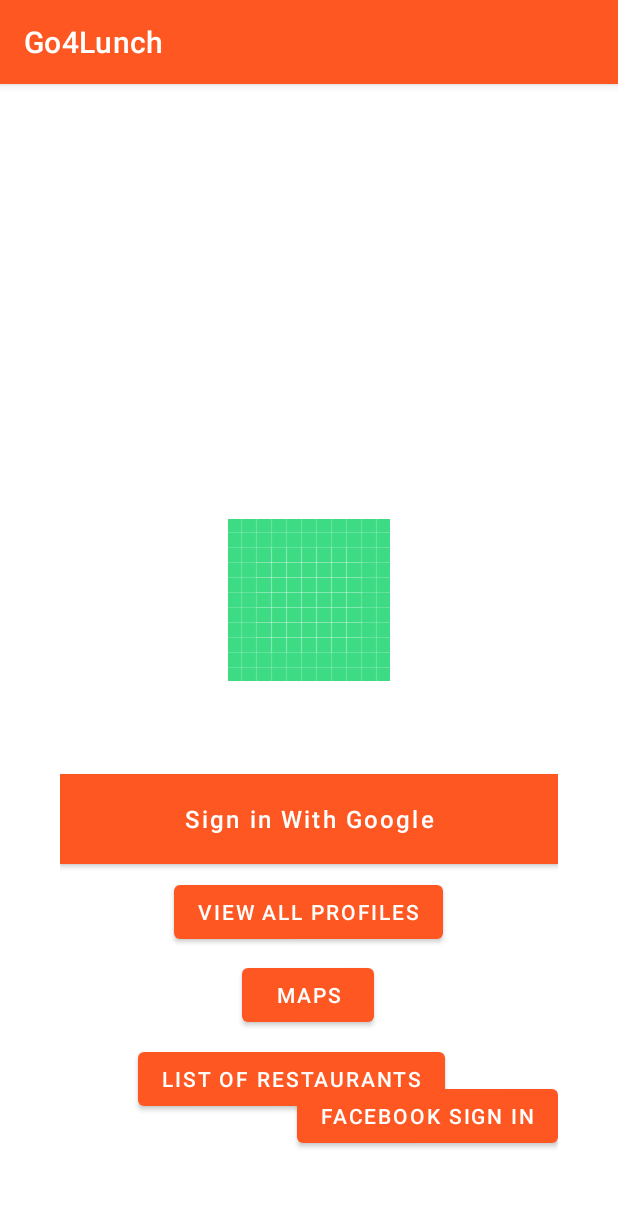
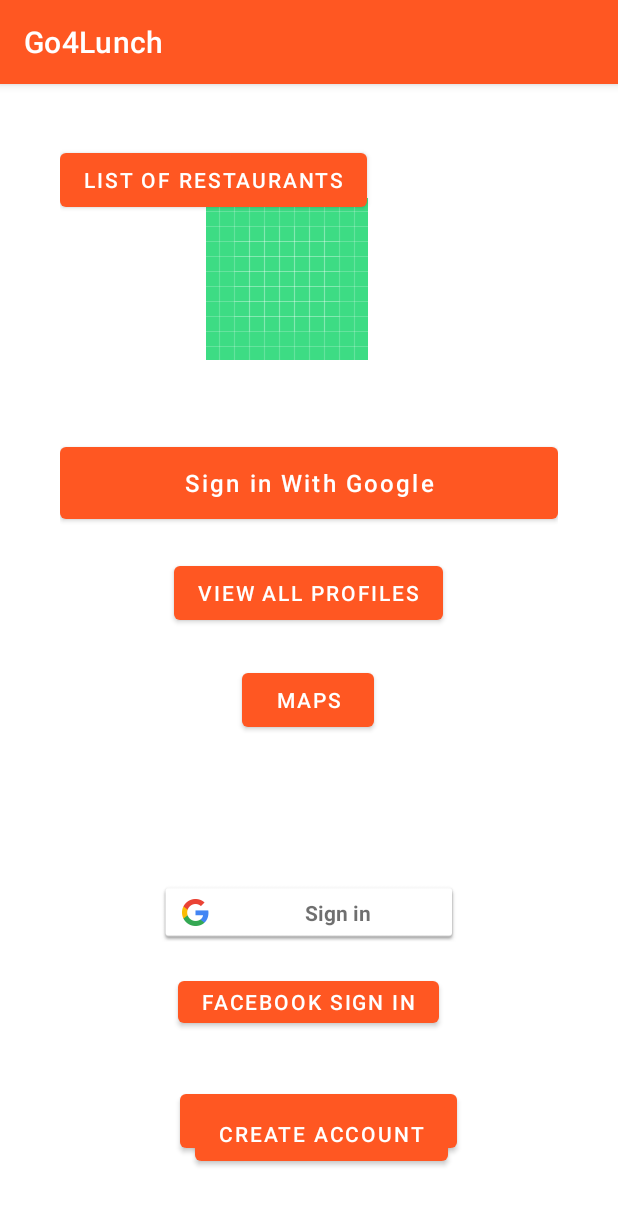
Before and after one commit to zood234/Go4Lunch, an Android app: the screen it shows after launch (SignInActivity), on a phone screen of 412 x 824 dp. Shown: the top 1205 px of the screen. Run offline under Robolectric (Android 15) with nearby library versions, the phone set to English and light mode, and no system bars; our stand-ins replace Firebase (no records; nobody signed in at launch, a user with empty details on screens opened directly); libraries missing offline, so code that uses them is left out: com.facebook, com.facebook.login; plain views replace LoginButton; 5 statements that could not run were skipped.

Commit message:
Now using the proper btn for sign in google and creted sign in via email as well option

```diff
--- a/app/src/main/res/layout/activity_sign_in.xml
+++ b/app/src/main/res/layout/activity_sign_in.xml
@@ -12,8 +12,9 @@
         android:id="@+id/welcome_imageView"
         android:layout_width="wrap_content"
         android:layout_height="wrap_content"
-        android:layout_marginTop="250dp"
+        android:layout_marginTop="36dp"
         app:layout_constraintEnd_toEndOf="parent"
+        app:layout_constraintHorizontal_bias="0.435"
         app:layout_constraintStart_toStartOf="parent"
         app:layout_constraintTop_toTopOf="parent"
         app:srcCompat="@drawable/ic_launcher_background" />
@@ -22,11 +23,11 @@
         android:id="@+id/signInBtn"
         android:layout_width="match_parent"
         android:layout_height="60dp"
-        android:layout_marginBottom="208dp"
-        android:background="#fff"
+        android:layout_marginBottom="432dp"
         android:paddingStart="40dp"
         android:paddingEnd="40dp"
         android:text="@string/sign_in_with_google"
+        android:src="@drawable/ic_search"
         android:textAllCaps="false"
         android:textSize="16sp"
         app:layout_constraintBottom_toBottomOf="parent"
@@ -57,25 +58,59 @@
         app:layout_constraintTop_toBottomOf="@+id/viewAllProfilesBtn"
         app:layout_constraintVertical_bias="0.073" />
 
+
     <Button
         android:id="@+id/listRestBtn"
         android:layout_width="wrap_content"
         android:layout_height="wrap_content"
-        android:layout_marginStart="52dp"
+        android:layout_marginStart="88dp"
         android:text="List of Restaurants"
-        app:layout_constraintBottom_toBottomOf="parent"
-        app:layout_constraintStart_toStartOf="parent"
-        app:layout_constraintTop_toBottomOf="@+id/mapsBtn"
-        app:layout_constraintVertical_bias="0.159" />
+     />
+
 
     <com.facebook.login.widget.LoginButton
         android:id="@+id/buttonFacebookLogin"
         android:layout_width="wrap_content"
-        android:layout_height="wrap_content"
-        android:layout_marginBottom="16dp"
+        android:layout_height="40dp"
+        android:layout_marginBottom="96dp"
         android:text="Facebook Sign In"
         app:layout_constraintBottom_toBottomOf="parent"
         app:layout_constraintEnd_toEndOf="parent"
-        app:layout_constraintHorizontal_bias="1.0"
+        app:layout_constraintHorizontal_bias="0.498"
         app:layout_constraintStart_toStartOf="parent" />
+
+    <Button
+        android:id="@+id/signInBtnEmail"
+        android:layout_width="wrap_content"
+        android:layout_height="wrap_content"
+        android:layout_marginTop="24dp"
+        android:text="Sign In With Email"
+        app:layout_constraintBottom_toBottomOf="parent"
+        app:layout_constraintEnd_toEndOf="parent"
+        app:layout_constraintHorizontal_bias="0.542"
+        app:layout_constraintStart_toStartOf="parent"
+        app:layout_constraintTop_toBottomOf="@+id/buttonFacebookLogin"
+        app:layout_constraintVertical_bias="0.482" />
+
+    <Button
+        android:id="@+id/createAccountEmailBtn"
+        android:layout_width="wrap_content"
+        android:layout_height="wrap_content"
+        android:layout_marginBottom="4dp"
+        android:text="Create Account"
+        app:layout_constraintBottom_toBottomOf="parent"
+        app:layout_constraintEnd_toEndOf="parent"
+        app:layout_constraintHorizontal_bias="0.549"
+        app:layout_constraintStart_toStartOf="parent" />
+
+    <com.google.android.gms.common.SignInButton
+        android:id="@+id/signInGoogleBtn"
+        android:layout_width="200dp"
+        android:layout_height="40dp"
+        android:layout_marginBottom="156dp"
+        app:layout_constraintBottom_toBottomOf="parent"
+        app:layout_constraintEnd_toEndOf="parent"
+        app:layout_constraintStart_toStartOf="parent" />
+
+
 </androidx.constraintlayout.widget.ConstraintLayout>
```
Also changed, not shown: app/src/main/java/com/example/go4lunch/SignInActivity.kt (+111 -3 lines), app/src/main/java/com/example/go4lunch/UserProfileActivity.kt (+9 -1 lines), app/src/main/res/layout/activity_write_profile.xml (+4 -4 lines), app/src/main/res/layout/create_account_layout.xml (added, +39 -0 lines), app/src/main/res/layout/sign_in_email_layout.xml (added, +28 -0 lines).
